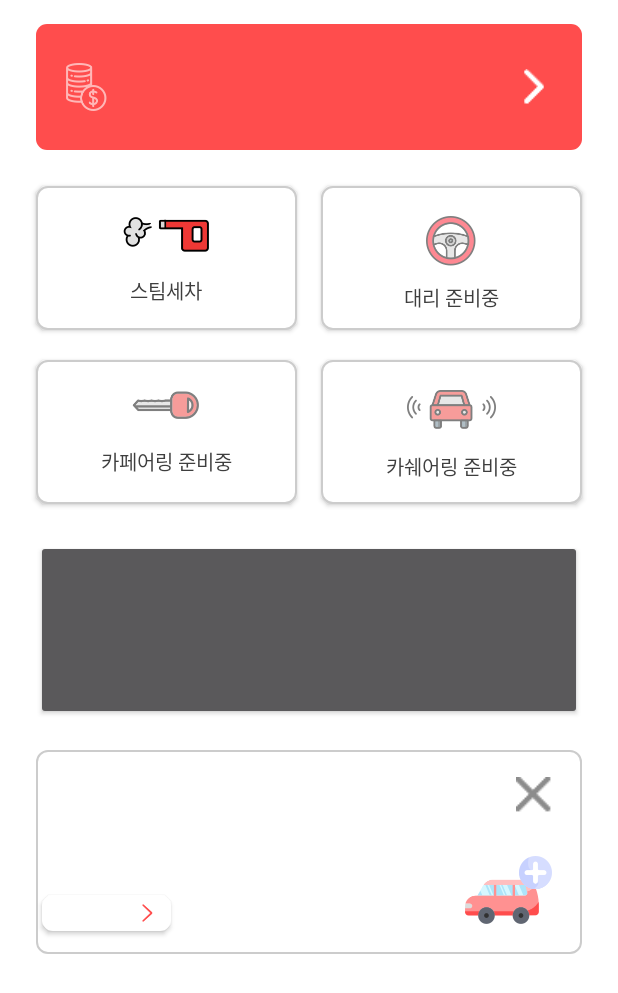
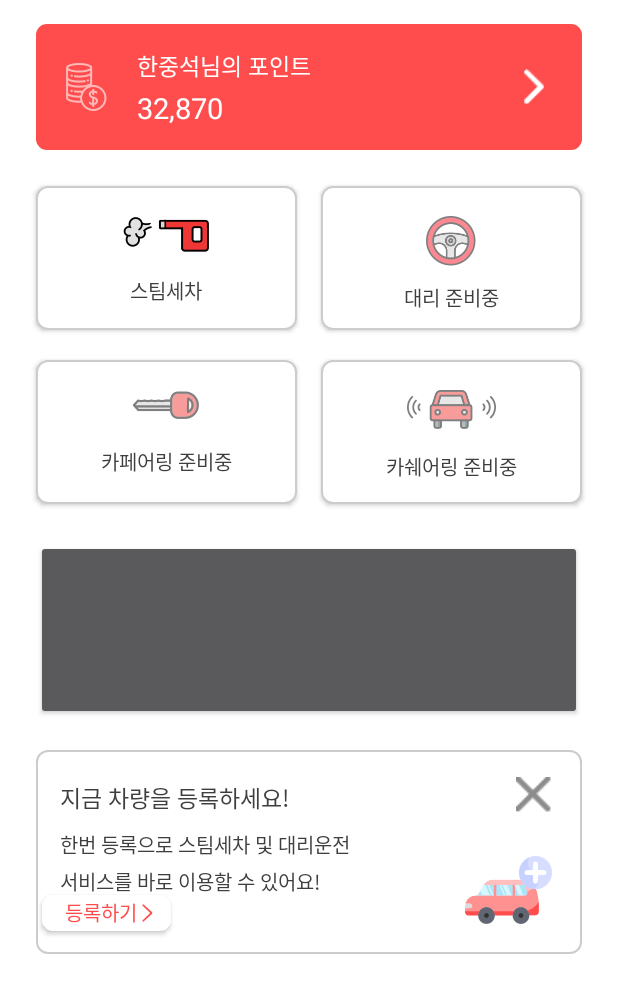
Before and after one commit to rixk-kim/sincarproject, an Android app: the MainActivity screen opened directly, with no data from a screen before it, on a phone screen of 412 x 824 dp. Shown: the top 993 px of the screen. Run offline under Robolectric (Android 15) with nearby library versions, the phone set to English and light mode, and no system bars.

Commit message:
TextView 글자 안보이는 문제 수정

```diff
--- a/app/src/main/res/layout/activity_main.xml
+++ b/app/src/main/res/layout/activity_main.xml
@@ -16,8 +16,6 @@
         android:layout_marginTop="16dp"
         android:layout_marginEnd="24dp"
         android:background="@drawable/default_button_7dp"
-        android:gravity="center_vertical"
-        android:orientation="horizontal"
         app:layout_constraintEnd_toEndOf="parent"
         app:layout_constraintStart_toStartOf="parent"
         app:layout_constraintTop_toTopOf="parent">
@@ -42,6 +40,7 @@
             android:lineSpacingExtra="11sp"
             android:textColor="#ffffff"
             android:textSize="15sp"
+            android:text="@string/customer_name_str"
             app:layout_constraintStart_toStartOf="parent"
             app:layout_constraintTop_toTopOf="parent"
             tools:text="@string/customer_name_str" />
@@ -55,6 +54,7 @@
             android:lineSpacingExtra="7sp"
             android:textColor="#ffffff"
             android:textSize="19sp"
+            android:text="@string/customer_point_str"
             app:layout_constraintBottom_toBottomOf="parent"
             app:layout_constraintStart_toStartOf="parent"
             tools:text="@string/customer_point_str" />
@@ -160,6 +160,7 @@
             android:lineSpacingExtra="7sp"
             android:textColor="#3e3e3e"
             android:textSize="15sp"
+            android:text="@string/car_register_banner_title"
             app:layout_constraintStart_toStartOf="parent"
             app:layout_constraintTop_toTopOf="parent"
             tools:text="@string/car_register_banner_title" />
@@ -173,6 +174,7 @@
             android:textSize="13.5sp"
             android:textColor="#3e3e3e"
             android:lineSpacingExtra="5.5sp"
+            android:text="@string/car_register_banner_description"
             app:layout_constraintStart_toStartOf="parent"
             app:layout_constraintTop_toBottomOf="@+id/registerTitle"
             tools:text="@string/car_register_banner_description"
@@ -208,13 +210,13 @@
             android:layout_marginBottom="15dp"
             android:textColor="#ff4d4d"
             android:textSize="13sp"
+            android:text="@string/car_register"
             android:background="@drawable/white_button_7dp"
             android:drawableEnd="@drawable/chevron_left_24_px"
             android:paddingStart="12dp"
             android:paddingEnd="12dp"
             app:layout_constraintBottom_toBottomOf="parent"
-            app:layout_constraintStart_toStartOf="parent"
-            tools:text="@string/car_register" />
+            app:layout_constraintStart_toStartOf="parent"/>
 
     </androidx.constraintlayout.widget.ConstraintLayout>
 
```
